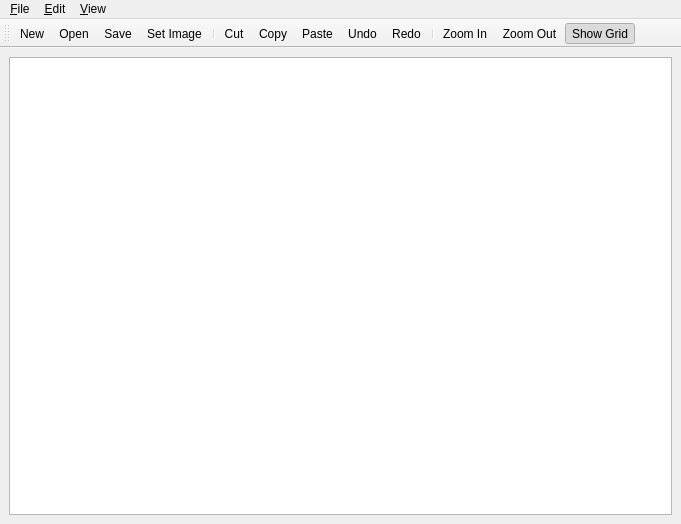
The window that mainwindow.ui (IanFinlayson/gba-tileeditor) describes before a commit, drawn with Qt 5.
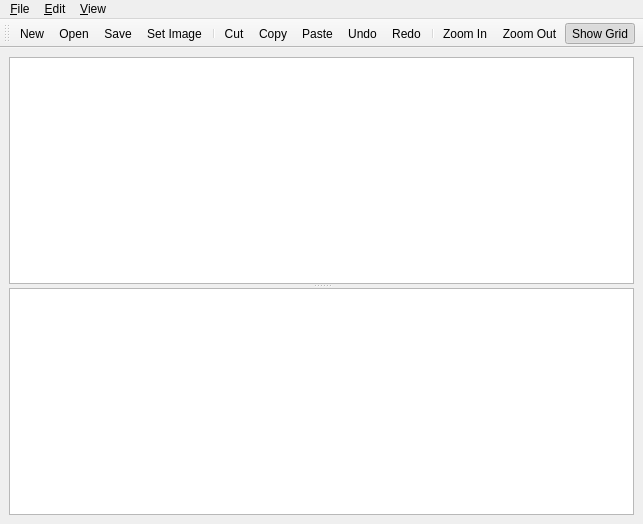
The same window after the commit.

Commit message: Added a second graphics area for the palette!

Diff of the .ui file:
```diff
--- a/mainwindow.ui
+++ b/mainwindow.ui
@@ -6,7 +6,7 @@
    <rect>
     <x>0</x>
     <y>0</y>
-    <width>681</width>
+    <width>643</width>
     <height>524</height>
    </rect>
   </property>
@@ -16,11 +16,17 @@
   <widget class="QWidget" name="centralwidget">
    <layout class="QVBoxLayout" name="verticalLayout">
     <item>
-     <widget class="QGraphicsView" name="graphicsView">
+     <widget class="QSplitter" name="splitter">
+      <property name="orientation">
+       <enum>Qt::Vertical</enum>
+      </property>
+      <widget class="QGraphicsView" name="map_view">
       <property name="cursor" stdset="0">
        <cursorShape>ArrowCursor</cursorShape>
       </property>
      </widget>
+      <widget class="QGraphicsView" name="palette_view"/>
+     </widget>
     </item>
    </layout>
   </widget>
@@ -29,7 +35,7 @@
     <rect>
      <x>0</x>
      <y>0</y>
-     <width>681</width>
+     <width>643</width>
      <height>18</height>
     </rect>
    </property>
```
Lines whose indentation alone changed are shown as unchanged. The commit also changes 1 other file.
